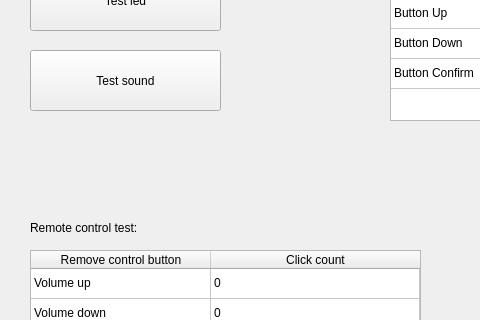
Above: blue-app/ui/TestHw.ui from matus-u/sz-bluetooth before the change; both pictures show x 0 to 480 and y 140 to 460 of the 914 by 693 pixel window. Below: the same form after it.
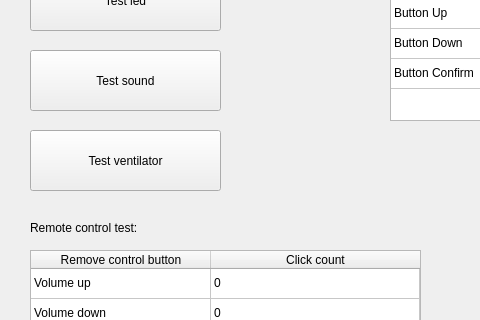
That is the form after the change.

Commit message: add ventilator test button

Diff of the .ui file:
```diff
--- a/blue-app/ui/TestHw.ui
+++ b/blue-app/ui/TestHw.ui
@@ -431,6 +431,19 @@
     <string>Close</string>
    </property>
   </widget>
+  <widget class="QPushButton" name="ventilatorButton">
+   <property name="geometry">
+    <rect>
+     <x>30</x>
+     <y>270</y>
+     <width>191</width>
+     <height>61</height>
+    </rect>
+   </property>
+   <property name="text">
+    <string>Test ventilator</string>
+   </property>
+  </widget>
  </widget>
  <resources/>
  <connections/>
```
